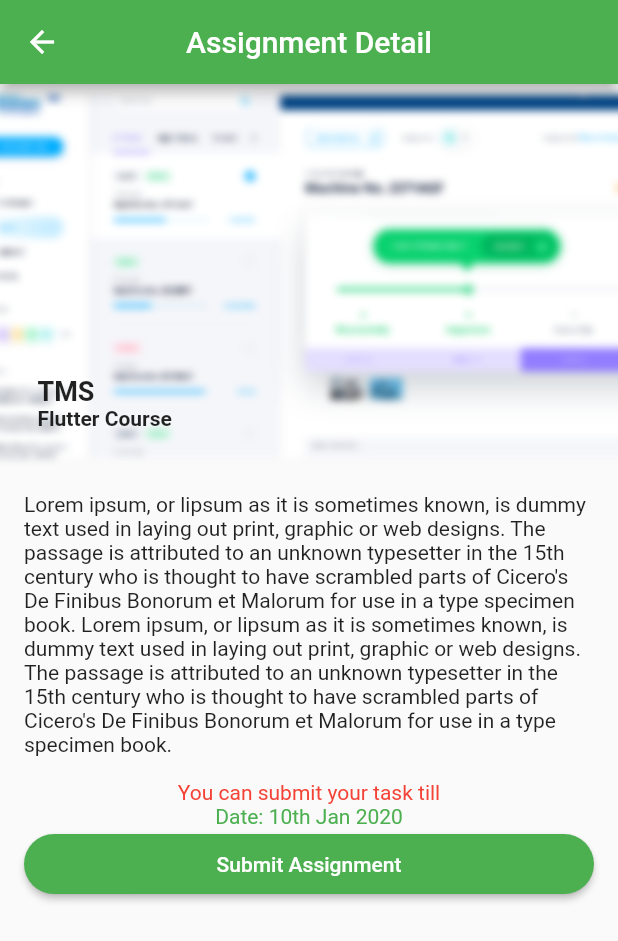
After one commit to AbdullahChauhan/PA-Flutter-T1, a Flutter app: the Assignments screen opened directly, after a tap on "TMS", on a phone screen of 412 x 824 dp. The commit adds this screen. Shown: the top 941 px of the screen. Run offline on Flutter 3.47's test engine with Material 2 defaults, Android fonts, the phone set to English and light mode, and no system bars.

Commit message:
added assignment detail screen

```diff
--- a/lib/assignment_listitem.dart
+++ b/lib/assignment_listitem.dart
@@ -1,4 +1,5 @@
 import 'package:flutter/material.dart';
+import './assignmentdetail_screen.dart';
 
 class AssignmentListItem extends StatelessWidget {
   final String assignmentName;
@@ -59,6 +60,12 @@ class AssignmentListItem extends StatelessWidget {
             style: TextStyle(color: Colors.white),
           ),
         ),
+        onTap: () {
+          Navigator.of(context)
+                          .push(MaterialPageRoute(builder: (_) {
+                        return AssignementDetail(assignmentName: assignmentName, courseName: courseName,);
+                      }));
+        },
       ),
     );
   }
--- /dev/null
+++ b/lib/assignmentdetail_screen.dart
@@ -0,0 +1,89 @@
+import 'package:flutter/material.dart';
+
+class AssignementDetail extends StatelessWidget {
+  final String assignmentName;
+  final String courseName;
+
+  const AssignementDetail(
+      {@required this.assignmentName, @required this.courseName});
+
+  @override
+  Widget build(BuildContext context) {
+    return Scaffold(
+      appBar: AppBar(
+        title: Text('Assignment Detail'),
+        centerTitle: true,
+      ),
+      body: Column(
+        children: <Widget>[
+          Expanded(
+            flex: 1,
+            child: Stack(
+              fit: StackFit.expand,
+              children: <Widget>[
+                Image.asset(
+                  'assets/images/imgBg.png',
+                  fit: BoxFit.cover,
+                ),
+                Positioned(
+                    bottom: 25.0,
+                    left: 25.0,
+                    child: Column(
+                      crossAxisAlignment: CrossAxisAlignment.start,
+                      children: <Widget>[
+                        Text(
+                          assignmentName,
+                          style: TextStyle(
+                              fontSize: 18.0,
+                              fontWeight: FontWeight.bold),
+                          softWrap: true,
+                          overflow: TextOverflow.fade,
+                        ),
+                        Text(
+                          courseName,
+                          style: TextStyle(
+                              fontSize: 14.0,
+                              fontWeight: FontWeight.bold),
+                          softWrap: true,
+                          overflow: TextOverflow.fade,
+                        ),
+                      ],
+                    )),
+              ],
+            ),
+          ),
+          Expanded(
+            flex: 2,
+            child: Padding(
+              padding: const EdgeInsets.all(16.0),
+              child: Column(
+                children: <Widget>[
+                  Text("Lorem ipsum, or lipsum as it is sometimes known, is dummy text used in laying out print, graphic or web designs. The passage is attributed to an unknown typesetter in the 15th century who is thought to have scrambled parts of Cicero's De Finibus Bonorum et Malorum for use in a type specimen book. Lorem ipsum, or lipsum as it is sometimes known, is dummy text used in laying out print, graphic or web designs. The passage is attributed to an unknown typesetter in the 15th century who is thought to have scrambled parts of Cicero's De Finibus Bonorum et Malorum for use in a type specimen book."),
+                  SizedBox(height: 16.0,),
+                  Text('You can submit your task till', style: TextStyle(
+                    color: Colors.red
+                  ),),
+                  Text('Date: 10th Jan 2020', style: TextStyle(
+                    color: Theme.of(context).primaryColor
+                  ),),
+                  RaisedButton(
+                  shape: RoundedRectangleBorder(
+                    borderRadius: BorderRadius.circular(24),
+                  ),
+                  padding: EdgeInsets.all(12),
+                  color: Theme.of(context).primaryColor,
+                  child: Center(
+                      child: Text(
+                    'Submit Assignment',
+                    style: TextStyle(color: Colors.white),
+                  )), onPressed: () {},
+                ),
+                ],
+              ),
+            ),
+          ),
+        ],
+      ),
+    );
+  }
+}
--- a/pubspec.yaml
+++ b/pubspec.yaml
@@ -43,6 +43,7 @@ flutter:
   # To add assets to your application, add an assets section, like this:
   assets:
    - assets/images/logo.png
+   - assets/images/imgBg.png
   #  - images/a_dot_ham.jpeg
 
   # An image asset can refer to one or more resolution-specific "variants", see
```
Also changed, not shown: assets/images/imgBg.png (added).
